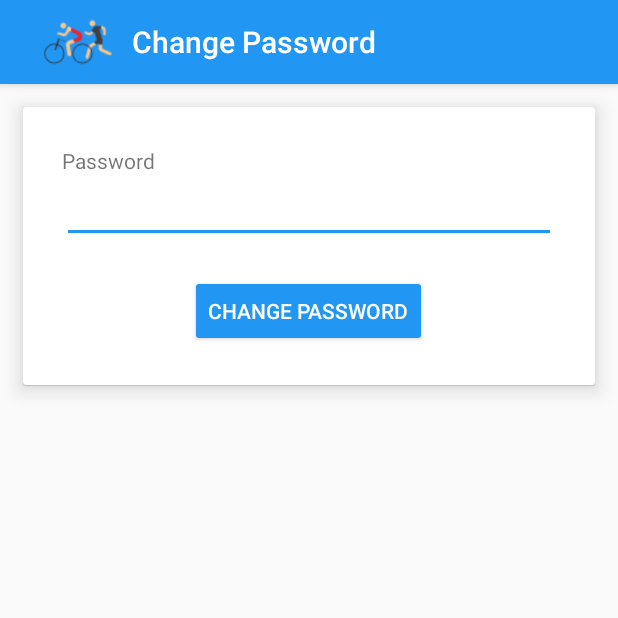
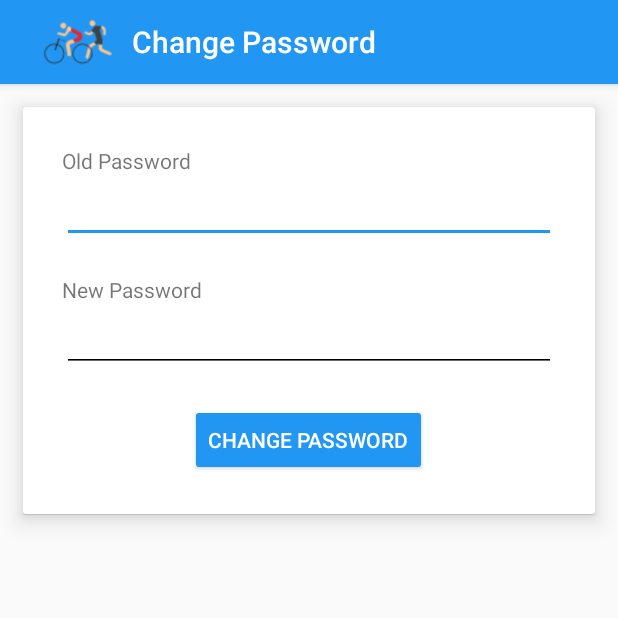
Before and after one commit to dedeco99/RunAway, an Android app: the SettingsChangePassword screen opened directly, with no data from a screen before it, after a tap on "CHANGE PASSWORD", on a phone screen of 412 x 824 dp, the top half of it. Run offline under Robolectric (Android 15) with nearby library versions, the light colour scheme and no system bars; our stand-ins replace Volley; network calls fail.

Commit message:
Changed some details in change password functionality

```diff
--- a/app/src/main/java/com/runaway/runaway/SettingsChangePassword.java
+++ b/app/src/main/java/com/runaway/runaway/SettingsChangePassword.java
@@ -1,6 +1,5 @@
 package com.runaway.runaway;
 
-import android.annotation.SuppressLint;
 import android.content.Intent;
 import android.content.SharedPreferences;
 import android.graphics.Color;
@@ -12,14 +11,16 @@ import android.widget.Button;
 import android.widget.TextView;
 import android.widget.Toast;
 
+import org.json.JSONArray;
 import org.json.JSONException;
 import org.json.JSONObject;
 
 import java.security.MessageDigest;
 import java.security.NoSuchAlgorithmException;
 
-public class SettingsChangePassword extends AppCompatActivity implements RequestPutHandler{
-    private TextView passwordValue;
+public class SettingsChangePassword extends AppCompatActivity implements RequestGetHandler, RequestPutHandler{
+    private TextView passwordOldValue;
+    private TextView passwordNewValue;
     private Button changePasswordButton;
 
     @Override
@@ -33,27 +34,53 @@ public class SettingsChangePassword extends AppCompatActivity implements Request
         toolbar.setTitleTextColor(Color.WHITE);
         setSupportActionBar(toolbar);
 
-        passwordValue = findViewById(R.id.passwordValue);
+        passwordOldValue = findViewById(R.id.passwordOldValue);
+        passwordNewValue = findViewById(R.id.passwordNewValue);
         changePasswordButton = findViewById(R.id.changePasswordButton);
 
         handleButtons();
     }
 
     private void handleButtons(){
-        changePasswordButton.setOnClickListener(v -> changePassword());
+        changePasswordButton.setOnClickListener(v -> checkPassword());
     }
 
-    @SuppressLint("DefaultLocale")
-    private void changePassword(){
+    private void checkPassword(){
         SharedPreferences sharedPref = PreferenceManager.getDefaultSharedPreferences(getApplicationContext());
-        String user = sharedPref.getString("user","nope");
+        String user = sharedPref.getString("user", "nope");
 
-        String passwordHash = hashPassword();
+        String url = "https://api.mlab.com/api/1/databases/runaway/collections/users?q={'email':'"+user+"'}&apiKey=gMqDeofsYMBMCO6RJBydS59weP9OCJZf";
+        RequestGetHandler requestGetHandler = this;
+        RequestSingleton.getInstance().getRequest(url, requestGetHandler, getApplicationContext());
+    }
 
+    @Override
+    public void handleGetRequest(JSONArray response) {
+        for(int i=0;i<response.length();i++){
+            try {
+                String name = response.getJSONObject(i).getString("name");
+                String email = response.getJSONObject(i).getString("email");
+                String currentPassword = response.getJSONObject(i).getString("password");
+                String passwordOld = hashPassword(passwordOldValue.getText().toString());
+                String passwordNew = hashPassword(passwordNewValue.getText().toString());
+
+                if(currentPassword.equalsIgnoreCase(passwordOld)){
+                    changePassword(name,email,passwordNew);
+                }else{
+                    Toast.makeText(getApplicationContext(), "Error: Password is wrong", Toast.LENGTH_SHORT).show();
+                }
+            } catch (JSONException e) {
+                e.printStackTrace();
+            }
+        }
+    }
+
+    private void changePassword(String name, String user, String passwordHash){
         String url = "https://api.mlab.com/api/1/databases/runaway/collections/users?q={'email':'"+user+"'}&apiKey=gMqDeofsYMBMCO6RJBydS59weP9OCJZf";
         JSONObject jsonBody = new JSONObject();
 
         try {
+            jsonBody.put("name", name);
             jsonBody.put("email", user);
             jsonBody.put("password", passwordHash);
         } catch (JSONException e) {
@@ -72,8 +99,7 @@ public class SettingsChangePassword extends AppCompatActivity implements Request
         finish();
     }
 
-    private String hashPassword(){
-        String password = passwordValue.getText().toString();
+    private String hashPassword(String password){
         MessageDigest messageDigest;
 
         try {
--- a/app/src/main/res/layout/activity_settings_change_password.xml
+++ b/app/src/main/res/layout/activity_settings_change_password.xml
@@ -29,7 +29,7 @@
         android:padding="15dp">
 
         <RelativeLayout
-            android:id="@+id/passwordInfo"
+            android:id="@+id/passwordOldInfo"
             android:layout_width="match_parent"
             android:layout_height="wrap_content"
             android:orientation="vertical"
@@ -38,17 +38,43 @@
             android:padding="5dp">
 
             <TextView
-                android:id="@+id/passwordLabel"
+                android:id="@+id/passwordOldLabel"
                 android:layout_width="match_parent"
                 android:layout_height="wrap_content"
-                android:labelFor="@id/passwordValue"
-                android:text="@string/register_password" />
+                android:labelFor="@id/passwordOldValue"
+                android:text="@string/change_password_old" />
 
             <EditText
-                android:id="@+id/passwordValue"
+                android:id="@+id/passwordOldValue"
                 android:layout_width="match_parent"
                 android:layout_height="wrap_content"
-                android:layout_below="@+id/passwordLabel"
+                android:layout_below="@+id/passwordOldLabel"
+                android:ems="10"
+                android:inputType="textPassword"
+                tools:ignore="Autofill"/>
+        </RelativeLayout>
+
+        <RelativeLayout
+            android:id="@+id/passwordNewInfo"
+            android:layout_width="match_parent"
+            android:layout_height="wrap_content"
+            android:orientation="vertical"
+            android:layout_weight="1"
+            android:layout_margin="5dp"
+            android:padding="5dp">
+
+            <TextView
+                android:id="@+id/passwordNewLabel"
+                android:layout_width="match_parent"
+                android:layout_height="wrap_content"
+                android:labelFor="@id/passwordNewValue"
+                android:text="@string/change_password_new" />
+
+            <EditText
+                android:id="@+id/passwordNewValue"
+                android:layout_width="match_parent"
+                android:layout_height="wrap_content"
+                android:layout_below="@+id/passwordNewLabel"
                 android:ems="10"
                 android:inputType="textPassword"
                 tools:ignore="Autofill"/>
--- a/app/src/main/res/values/strings.xml
+++ b/app/src/main/res/values/strings.xml
@@ -63,8 +63,10 @@
 
     <string name="title_settings">Settings</string>
     <string name="title_full_settings">Settings</string>
+
     <string name="title_change_password">Change Password</string>
-
+    <string name="change_password_old">Old Password</string>
+    <string name="change_password_new">New Password</string>
 
 
     <string name="spinner_routes">Routes</string>
@@ -92,7 +94,6 @@
     <string name="gps_reload">Reload after turing gps on</string>
     <string name="reload">Reload</string>
     <string name="change_email_password">Change Email/Password</string>
-    <string name="change_theme">Change Theme</string>
-    <string name="notifications">Notifications</string>
+    <string name="change_theme">Dark Mode</string>
     <string name="logout">Logout</string>
 </resources>
--- a/app/src/main/res/values/styles.xml
+++ b/app/src/main/res/values/styles.xml
@@ -42,7 +42,7 @@
         <!-- active thumb & track color (30% transparency) -->
         <item name="colorControlActivated">#2196F3</item>
         <!-- inactive thumb color -->
-        <item name="colorSwitchThumbNormal">#2196F3</item>
+        <!--<item name="colorSwitchThumbNormal">#2196F3</item>-->
         <!-- inactive track color (30% transparency) -->
         <item name="android:colorForeground">#2196F3</item>
     </style>
```
Also changed, not shown: app/src/main/java/com/runaway/runaway/SettingsFragment.java (+11 -5 lines), app/src/main/res/layout/fragment_settings.xml (+7 -7 lines).
